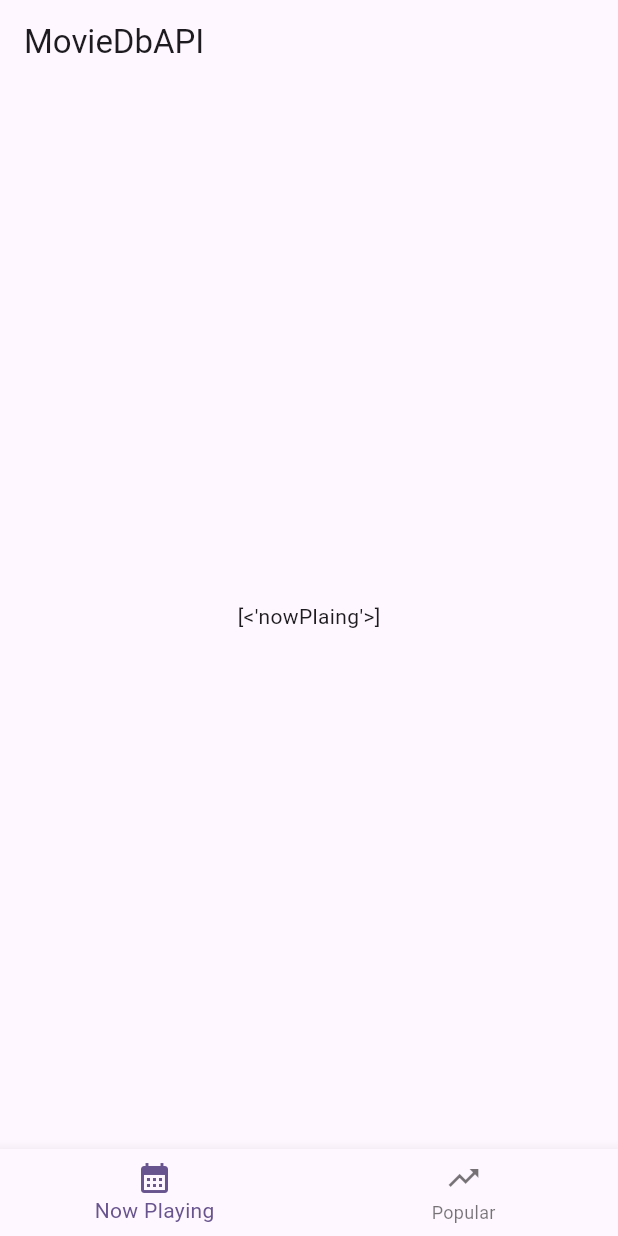
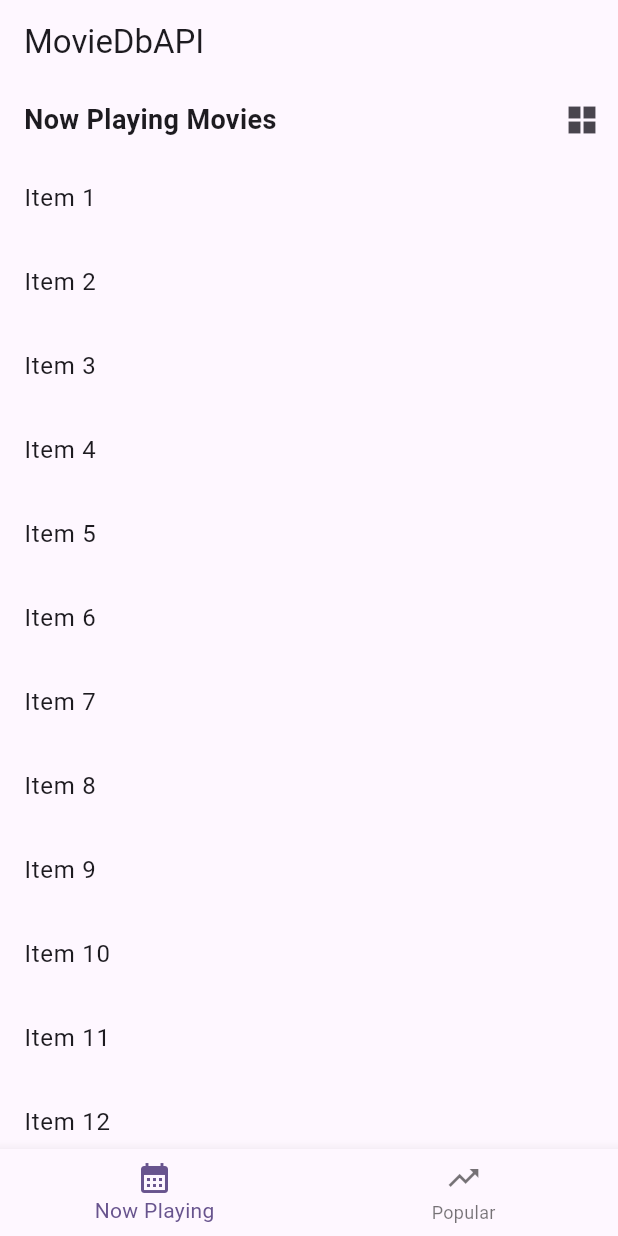
Before and after one commit to luis1y0/flutter-tmdb-client, a Flutter app: the screen it shows after launch, on a phone screen of 412 x 824 dp. Run offline on Flutter 3.47's test engine with Material 3 defaults, Android fonts, the phone set to English and light mode, and no system bars; our stand-ins replace bloc, flutter_bloc, sqflite; accounts and stored records are empty.

Commit message:
feat: toggle between list and grid using a cubit

```diff
--- /dev/null
+++ b/lib/ui/blocs/type_view_bloc.dart
@@ -0,0 +1,15 @@
+import 'package:bloc/bloc.dart';
+
+enum TypeViewState { listView, gridView }
+
+class TypeViewBloc extends Cubit<TypeViewState> {
+  TypeViewBloc() : super(TypeViewState.listView);
+
+  void switchListGrid() {
+    if (state == TypeViewState.listView) {
+      emit(TypeViewState.gridView);
+    } else {
+      emit(TypeViewState.listView);
+    }
+  }
+}
--- a/lib/ui/screens/home_screen.dart
+++ b/lib/ui/screens/home_screen.dart
@@ -27,10 +27,10 @@ class _HomeScreenState extends State<HomeScreen> {
         },
         children: const [
           MoviesWidget(
-            key: Key('nowPlaing'),
+            title: 'Now Playing Movies',
           ),
           MoviesWidget(
-            key: Key('popular'),
+            title: 'Popular Movies',
           ),
         ],
       ),
--- a/lib/ui/widgets/movies_widget.dart
+++ b/lib/ui/widgets/movies_widget.dart
@@ -1,12 +1,79 @@
-import 'package:flutter/widgets.dart';
+import 'package:flutter/material.dart';
+import 'package:flutter_bloc/flutter_bloc.dart';
+import 'package:kueski_app/ui/blocs/type_view_bloc.dart';
 
 class MoviesWidget extends StatelessWidget {
-  const MoviesWidget({super.key});
+  final String title;
+  const MoviesWidget({super.key, required this.title});
 
   @override
   Widget build(BuildContext context) {
-    return Center(
-      child: Text(key.toString()),
+    var typeViewBloc = TypeViewBloc();
+    return Column(
+      children: [
+        Row(
+          children: [
+            Expanded(
+              child: Padding(
+                padding: const EdgeInsets.symmetric(horizontal: 16.0),
+                child: Text(
+                  title,
+                  style: const TextStyle(
+                    fontWeight: FontWeight.bold,
+                    fontSize: 18,
+                  ),
+                  maxLines: 1,
+                  overflow: TextOverflow.ellipsis,
+                ),
+              ),
+            ),
+            BlocBuilder<TypeViewBloc, TypeViewState>(
+              bloc: typeViewBloc,
+              builder: (context, state) {
+                IconData icon;
+                if (state == TypeViewState.listView) {
+                  icon = Icons.grid_view_sharp;
+                } else {
+                  icon = Icons.line_weight_sharp;
+                }
+                return IconButton(
+                  icon: Icon(icon),
+                  onPressed: () {
+                    typeViewBloc.switchListGrid();
+                  },
+                );
+              },
+            ),
+          ],
+        ),
+        Expanded(
+          child: BlocBuilder<TypeViewBloc, TypeViewState>(
+            bloc: typeViewBloc,
+            builder: (context, state) {
+              if (state == TypeViewState.listView) {
+                return ListView.builder(
+                  itemBuilder: (context, index) {
+                    return ListTile(
+                      title: Text('Item ${index + 1}'),
+                    );
+                  },
+                );
+              } else {
+                return GridView.builder(
+                  gridDelegate: const SliverGridDelegateWithFixedCrossAxisCount(
+                    crossAxisCount: 2,
+                  ),
+                  itemBuilder: (context, index) {
+                    return ListTile(
+                      title: Text('Item ${index + 1}'),
+                    );
+                  },
+                );
+              }
+            },
+          ),
+        )
+      ],
     );
   }
 }
```
